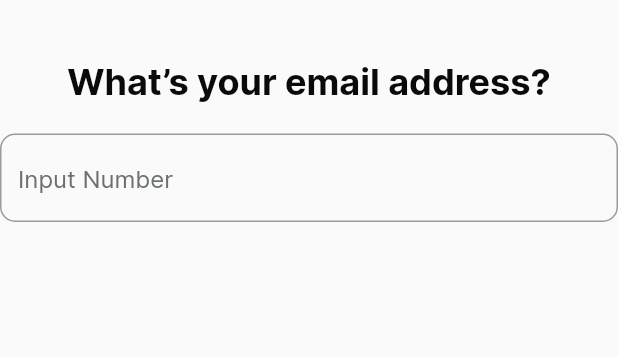
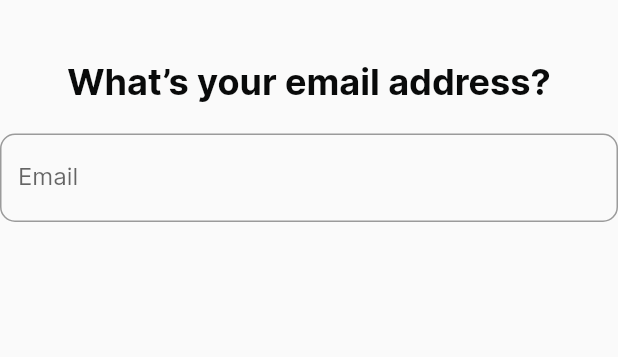
Before and after one commit to studio-alva/nucleus-flutter, a Flutter app: the StepTwoPerson widget shown alone on an empty page, opened directly, on a phone screen of 412 x 824 dp. Shown: the top 357 px of the screen. Run offline on Flutter 3.47's test engine with Material 2 defaults, Android fonts, the phone set to English and light mode, and no system bars; our stand-ins replace flutter_svg; missing offline and left inert: dart:ffi.

Commit message:
fix input type personalization 1 & 2

```diff
--- a/lib/ui_features/pages/personalization/personalization_second_page.dart
+++ b/lib/ui_features/pages/personalization/personalization_second_page.dart
@@ -2,7 +2,7 @@ import 'package:flutter/material.dart';
 import 'package:nucleus_ui_app/config/config.dart';
 import 'package:nucleus_ui_app/ui_features/pages/personalization/step/step_first.dart';
 import 'package:nucleus_ui_app/ui_features/pages/personalization/step/step_second.dart';
-import 'package:nucleus_ui_app/ui_features/pages/personalization/step/step_third.dart';
+
 import 'package:nucleus_ui_app/ui_features/widgets/appbar/appbar_primary.dart';
 
 class PersonalizationSeconPages extends StatefulWidget {
--- a/lib/ui_features/pages/personalization/step/step_second.dart
+++ b/lib/ui_features/pages/personalization/step/step_second.dart
@@ -28,6 +28,8 @@ class StepTwoPerson extends StatelessWidget {
                 InputCustom(
                   controller: controllerEmail,
                   inputType: TextInputType.emailAddress,
+                  hintText: "input email address",
+                  label: const Text("Email"),
                 ),
                 verticalSpace(50),
               ],
```
Also changed, not shown: lib/ui_features/pages/personalization/step/step_third.dart (deleted, +0 -12 lines).
